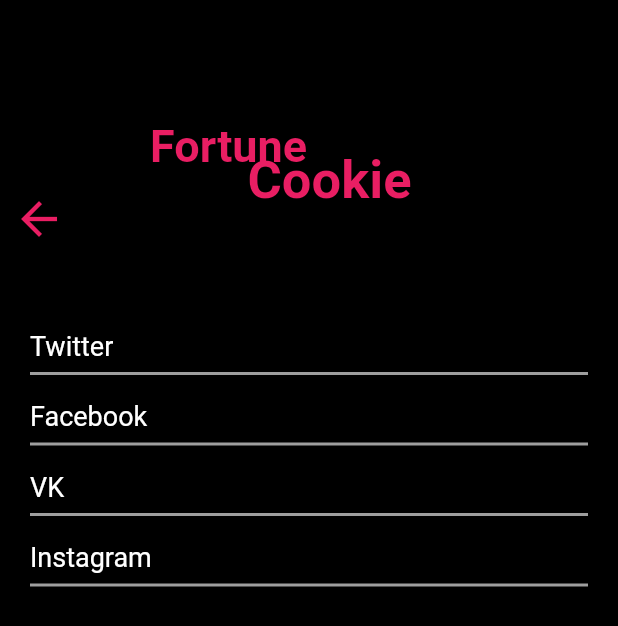
After one commit to svychug/Fortune-cookie, a Flutter app: the ShareCookieScreen screen opened directly, on a phone screen of 412 x 824 dp. The commit adds this screen. Shown: the top 626 px of the screen. Run offline on Flutter 3.47's test engine with Material 2 defaults, Android fonts, the phone set to English and light mode, and no system bars; our stand-ins replace cloud_firestore, firebase_auth, firebase_core, google_fonts; accounts and stored records are empty; network calls fail.

Commit message:
share-cookie-screen - Added Share View Screen.

```diff
--- a/lib/ui/screens/auth_screen.dart
+++ b/lib/ui/screens/auth_screen.dart
@@ -11,7 +11,6 @@ class AuthScreen extends StatefulWidget {
 }
 
 class _AuthScreenState extends State<AuthScreen> {
-
   @override
   Widget build(BuildContext context) {
     return Scaffold(
@@ -75,8 +74,8 @@ class _AuthScreenState extends State<AuthScreen> {
                 ),
                 body: const TabBarView(
                   children: [
-                    SignUpForm(),
-                    LoginForm(),
+                    Padding(padding: EdgeInsets.all(25), child: SignUpForm()),
+                    Padding(padding: EdgeInsets.all(25), child: LoginForm()),
                   ],
                 ),
               ),
--- a/lib/ui/screens/intro_screen.dart
+++ b/lib/ui/screens/intro_screen.dart
@@ -20,7 +20,7 @@ class _IntroScreenState extends State<IntroScreen> {
 
   _navigateToHome() async {
     User? result = FirebaseAuth.instance.currentUser;
-    await Future.delayed(const Duration(seconds: 5), () {});
+    await Future.delayed(const Duration(seconds: 2), () {});
 
     result != null
         ? Navigator.pushReplacement(
--- /dev/null
+++ b/lib/ui/screens/share_cookie_screen.dart
@@ -0,0 +1,128 @@
+import 'package:flutter/material.dart';
+import 'package:google_fonts/google_fonts.dart';
+
+class ShareCookieScreen extends StatefulWidget {
+  const ShareCookieScreen({Key? key}) : super(key: key);
+
+  @override
+  _ShareCookieScreenState createState() => _ShareCookieScreenState();
+}
+
+class _ShareCookieScreenState extends State<ShareCookieScreen> {
+  @override
+  Widget build(BuildContext context) {
+    return Scaffold(
+      backgroundColor: Colors.black,
+      body: Column(
+        children: [
+          SizedBox(
+            height: 200,
+            width: double.infinity,
+            child: Stack(
+              children: [
+                Positioned(
+                  top: 80,
+                  left: 100,
+                  child: Text(
+                    "Fortune",
+                    style: GoogleFonts.vollkornSc(
+                      color: Theme.of(context).primaryColor,
+                      fontSize: 30,
+                      fontWeight: FontWeight.bold,
+                    ),
+                  ),
+                ),
+                Positioned(
+                  top: 100,
+                  left: 165,
+                  child: Text(
+                    "Cookie",
+                    style: GoogleFonts.vollkornSc(
+                      color: Theme.of(context).primaryColor,
+                      fontSize: 35,
+                      fontWeight: FontWeight.bold,
+                    ),
+                  ),
+                ),
+                Positioned(
+                  top: 120,
+                  child: IconButton(
+                    icon: const Icon(
+                      Icons.arrow_back,
+                      color: Colors.pink,
+                      size: 36,
+                    ),
+                    onPressed: () {
+                      Navigator.of(context).pop();
+                    },
+                  ),
+                ),
+              ],
+            ),
+          ),
+          Padding(
+            padding: const EdgeInsets.all(20),
+            child: Column(
+              crossAxisAlignment: CrossAxisAlignment.start,
+              children: [
+                Text(
+                  "Twitter",
+                  style: GoogleFonts.roboto(
+                    color: Colors.white,
+                    fontSize: 18,
+                  ),
+                ),
+                const Divider(
+                  thickness: 2,
+                  color: Colors.grey,
+                ),
+                const SizedBox(
+                  height: 10,
+                ),
+                Text(
+                  "Facebook",
+                  style: GoogleFonts.roboto(
+                    color: Colors.white,
+                    fontSize: 18,
+                  ),
+                ),
+                const Divider(
+                  thickness: 2,
+                  color: Colors.grey,
+                ),
+                const SizedBox(
+                  height: 10,
+                ),
+                Text(
+                  "VK",
+                  style: GoogleFonts.roboto(
+                    color: Colors.white,
+                    fontSize: 18,
+                  ),
+                ),
+                const Divider(
+                  thickness: 2,
+                  color: Colors.grey,
+                ),
+                const SizedBox(
+                  height: 10,
+                ),
+                Text(
+                  "Instagram",
+                  style: GoogleFonts.roboto(
+                    color: Colors.white,
+                    fontSize: 18,
+                  ),
+                ),
+                const Divider(
+                  thickness: 2,
+                  color: Colors.grey,
+                ),
+              ],
+            ),
+          )
+        ],
+      ),
+    );
+  }
+}
--- a/lib/ui/screens/user_settings_screen.dart
+++ b/lib/ui/screens/user_settings_screen.dart
@@ -105,7 +105,7 @@ class _UserSettingsScreenState extends State<UserSettingsScreen> {
                             top: 120,
                             child: IconButton(
                               icon: const Icon(
-                                Icons.arrow_back,
+                                Icons.logout,
                                 color: Colors.pink,
                                 size: 36,
                               ),
@@ -125,11 +125,11 @@ class _UserSettingsScreenState extends State<UserSettingsScreen> {
                         ],
                       ),
                     ),
-                    const Icon(
+                    /*const Icon(
                       Icons.perm_identity,
                       color: Colors.pink,
                       size: 50,
-                    ),
+                    ),*/
                     SizedBox(
                       height: 80,
                       width: 80,
--- a/lib/ui/screens/view_prediction_screen.dart
+++ b/lib/ui/screens/view_prediction_screen.dart
@@ -1,4 +1,5 @@
 import 'package:cookie/ui/screens/buy_cookies_screen.dart';
+import 'package:cookie/ui/screens/share_cookie_screen.dart';
 import 'package:flutter/material.dart';
 import 'package:google_fonts/google_fonts.dart';
 
@@ -77,13 +78,12 @@ class _ViewPredictionScreenState extends State<ViewPredictionScreen> {
               ),
             ),
             onPressed: () {
-              /*
               Navigator.push(
                 context,
                 MaterialPageRoute(builder: (context) {
-                  return Container();
+                  return const ShareCookieScreen();
                 }),
-              );*/
+              );
             },
             child: Text(
               "SHARE COOKIE",
--- a/pubspec.yaml
+++ b/pubspec.yaml
@@ -15,7 +15,7 @@ publish_to: 'none' # Remove this line if you wish to publish to pub.dev
 # In iOS, build-name is used as CFBundleShortVersionString while build-number used as CFBundleVersion.
 # Read more about iOS versioning at
 # https://developer.apple.com/library/archive/documentation/General/Reference/InfoPlistKeyReference/Articles/CoreFoundationKeys.html
-version: 1.0.0+1
+version: 1.0.0+2
 
 environment:
   sdk: ">=2.12.0 <3.0.0"
```
Also changed, not shown: lib/ui/screens/login_form.dart (+77 -17 lines), lib/ui/screens/sign_up_form.dart (+67 -34 lines).
